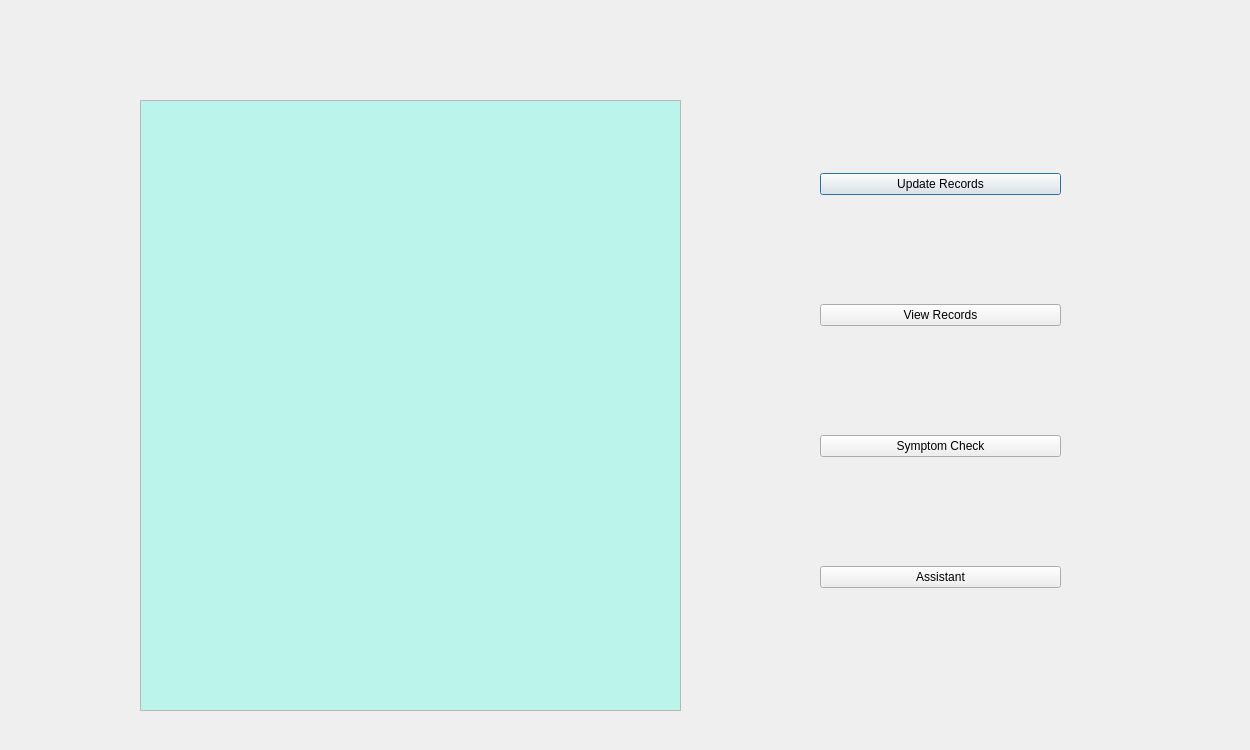
This is Minor project - Copy/project/dashboard.ui in rishabhs-s/Minor as Qt 5 draws it before an edit. The edited form follows.
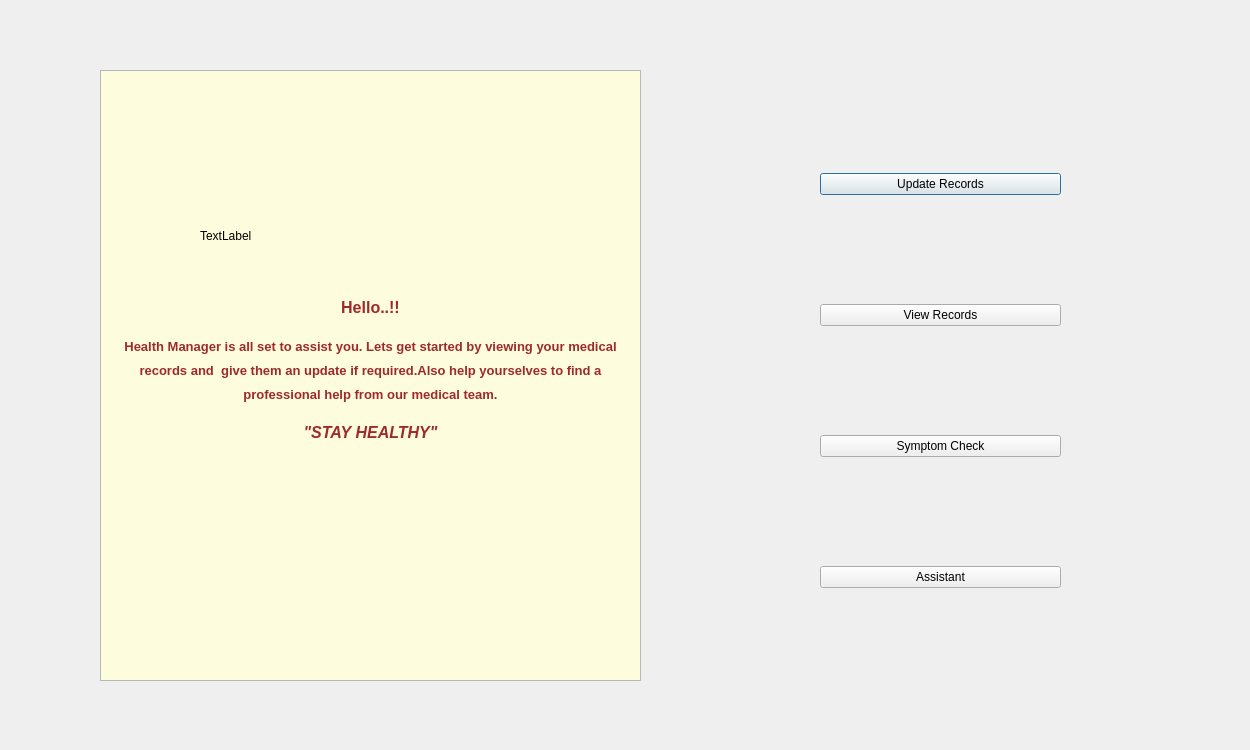
This is the edited form.

What changed in the file:
```diff
--- a/Minor project - Copy/project/dashboard.ui
+++ b/Minor project - Copy/project/dashboard.ui
@@ -22,8 +22,8 @@
   <widget class="QTextBrowser" name="textBrowser">
    <property name="geometry">
     <rect>
-     <x>140</x>
-     <y>100</y>
+     <x>100</x>
+     <y>70</y>
      <width>541</width>
      <height>611</height>
     </rect>
@@ -32,8 +32,19 @@
     <string>&lt;!DOCTYPE HTML PUBLIC &quot;-//W3C//DTD HTML 4.0//EN&quot; &quot;http://www.w3.org/TR/REC-html40/strict.dtd&quot;&gt;
 &lt;html&gt;&lt;head&gt;&lt;meta name=&quot;qrichtext&quot; content=&quot;1&quot; /&gt;&lt;style type=&quot;text/css&quot;&gt;
 p, li { white-space: pre-wrap; }
-&lt;/style&gt;&lt;/head&gt;&lt;body style=&quot; font-family:'MS Shell Dlg 2'; font-size:7.8pt; font-weight:400; font-style:normal;&quot; bgcolor=&quot;#bbf4ea&quot;&gt;
-&lt;p style=&quot;-qt-paragraph-type:empty; margin-top:0px; margin-bottom:0px; margin-left:0px; margin-right:0px; -qt-block-indent:0; text-indent:0px;&quot;&gt;&lt;br /&gt;&lt;/p&gt;&lt;/body&gt;&lt;/html&gt;</string>
+&lt;/style&gt;&lt;/head&gt;&lt;body style=&quot; font-family:'MS Shell Dlg 2'; font-size:7.8pt; font-weight:400; font-style:normal;&quot; bgcolor=&quot;#fdfcdc&quot;&gt;
+&lt;p align=&quot;center&quot; style=&quot;-qt-paragraph-type:empty; margin-top:0px; margin-bottom:0px; margin-left:10px; margin-right:10px; -qt-block-indent:0; text-indent:0px;&quot;&gt;&lt;br /&gt;&lt;/p&gt;
+&lt;p align=&quot;center&quot; style=&quot;-qt-paragraph-type:empty; margin-top:0px; margin-bottom:0px; margin-left:0px; margin-right:0px; -qt-block-indent:0; text-indent:0px; font-size:16pt; font-weight:600; color:#9e2a2b; vertical-align:sub;&quot;&gt;&lt;br /&gt;&lt;/p&gt;
+&lt;p align=&quot;center&quot; style=&quot;-qt-paragraph-type:empty; margin-top:0px; margin-bottom:0px; margin-left:0px; margin-right:0px; -qt-block-indent:0; text-indent:0px; font-size:16pt; font-weight:600; color:#9e2a2b; vertical-align:sub;&quot;&gt;&lt;br /&gt;&lt;/p&gt;
+&lt;p align=&quot;center&quot; style=&quot;-qt-paragraph-type:empty; margin-top:0px; margin-bottom:0px; margin-left:0px; margin-right:0px; -qt-block-indent:0; text-indent:0px; font-size:16pt; font-weight:600; color:#9e2a2b; vertical-align:sub;&quot;&gt;&lt;br /&gt;&lt;/p&gt;
+&lt;p align=&quot;center&quot; style=&quot;-qt-paragraph-type:empty; margin-top:0px; margin-bottom:0px; margin-left:0px; margin-right:0px; -qt-block-indent:0; text-indent:0px; font-size:16pt; font-weight:600; color:#9e2a2b; vertical-align:sub;&quot;&gt;&lt;br /&gt;&lt;/p&gt;
+&lt;p align=&quot;center&quot; style=&quot;-qt-paragraph-type:empty; margin-top:0px; margin-bottom:0px; margin-left:0px; margin-right:0px; -qt-block-indent:0; text-indent:0px; font-size:16pt; font-weight:600; color:#9e2a2b; vertical-align:sub;&quot;&gt;&lt;br /&gt;&lt;/p&gt;
+&lt;p align=&quot;center&quot; style=&quot;-qt-paragraph-type:empty; margin-top:0px; margin-bottom:0px; margin-left:0px; margin-right:0px; -qt-block-indent:0; text-indent:0px; font-size:16pt; font-weight:600; color:#9e2a2b; vertical-align:sub;&quot;&gt;&lt;br /&gt;&lt;/p&gt;
+&lt;p align=&quot;center&quot; style=&quot;-qt-paragraph-type:empty; margin-top:0px; margin-bottom:0px; margin-left:0px; margin-right:0px; -qt-block-indent:0; text-indent:0px; font-size:16pt; font-weight:600; color:#9e2a2b; vertical-align:sub;&quot;&gt;&lt;br /&gt;&lt;/p&gt;
+&lt;p align=&quot;center&quot; style=&quot;-qt-paragraph-type:empty; margin-top:0px; margin-bottom:0px; margin-left:0px; margin-right:0px; -qt-block-indent:0; text-indent:0px; font-size:16pt; font-weight:600; color:#9e2a2b; vertical-align:sub;&quot;&gt;&lt;br /&gt;&lt;/p&gt;
+&lt;p align=&quot;center&quot; style=&quot; margin-top:0px; margin-bottom:0px; margin-left:0px; margin-right:0px; -qt-block-indent:0; text-indent:0px;&quot;&gt;&lt;span style=&quot; font-size:18pt; font-weight:600; color:#9e2a2b; vertical-align:sub;&quot;&gt;Hello..!!&lt;/span&gt;&lt;/p&gt;
+&lt;p align=&quot;center&quot; style=&quot; margin-top:12px; margin-bottom:12px; margin-left:0px; margin-right:0px; -qt-block-indent:0; text-indent:0px;&quot;&gt;&lt;span style=&quot; font-size:16pt; font-weight:600; color:#9e2a2b; vertical-align:sub;&quot;&gt;Health Manager is all set to assist you. Lets get started by viewing your medical  records and  give them an update if required.Also help yourselves to find a professional help from our medical team.&lt;/span&gt;&lt;/p&gt;
+&lt;p align=&quot;center&quot; style=&quot; margin-top:12px; margin-bottom:12px; margin-left:0px; margin-right:0px; -qt-block-indent:0; text-indent:0px;&quot;&gt;&lt;span style=&quot; font-size:18pt; font-weight:600; font-style:italic; color:#9e2a2b; vertical-align:sub;&quot;&gt;&amp;quot;STAY HEALTHY&amp;quot;&lt;/span&gt;&lt;/p&gt;&lt;/body&gt;&lt;/html&gt;</string>
    </property>
   </widget>
   <widget class="QWidget" name="verticalLayoutWidget">
@@ -76,6 +87,19 @@
     </item>
    </layout>
   </widget>
+  <widget class="QLabel" name="image">
+   <property name="geometry">
+    <rect>
+     <x>200</x>
+     <y>120</y>
+     <width>341</width>
+     <height>231</height>
+    </rect>
+   </property>
+   <property name="text">
+    <string>TextLabel</string>
+   </property>
+  </widget>
  </widget>
  <resources/>
  <connections/>
```
